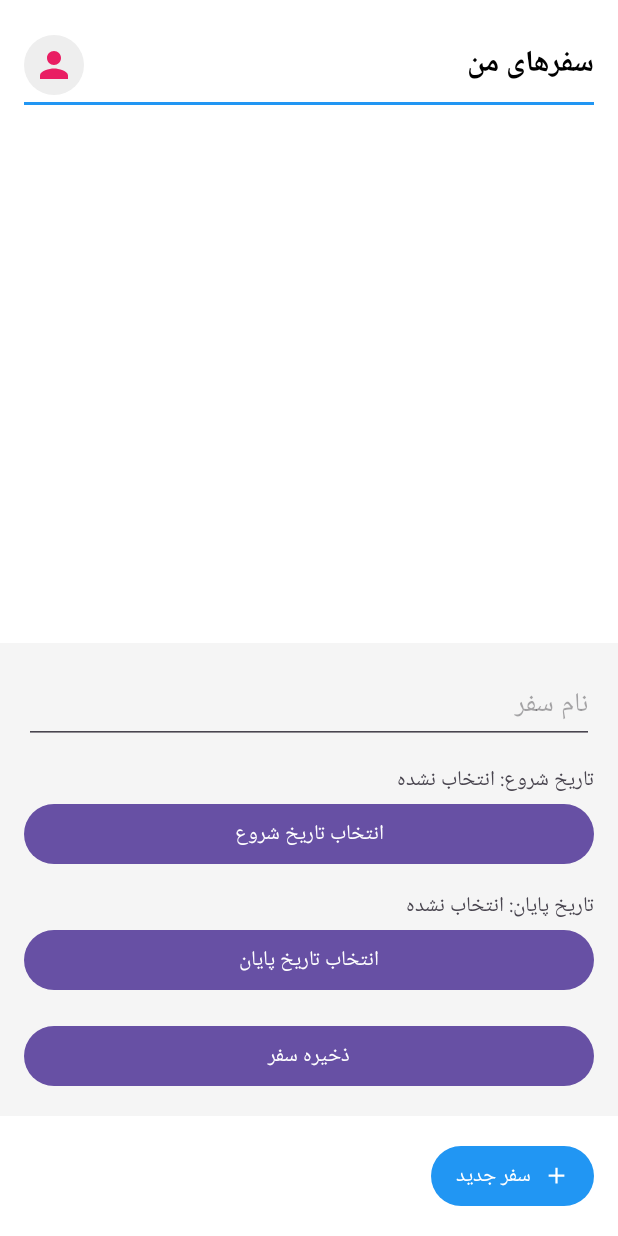
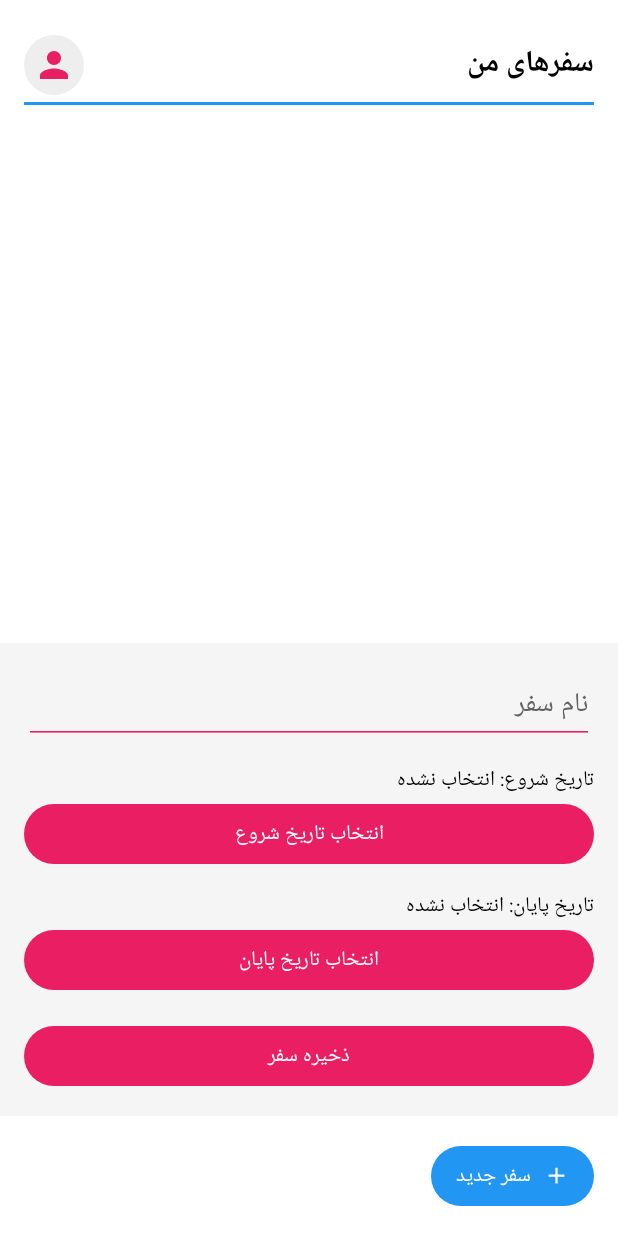
Before and after one commit to MaralFarahmandfar/Trip, an Android app: the HomeActivity screen opened directly, with no data from a screen before it, after a tap on "سفر جدید", on a phone screen of 412 x 824 dp. Run offline under Robolectric (Android 15) with nearby library versions, the phone set to English and light mode, and no system bars; our stand-ins replace Firebase (no records; nobody signed in at launch, a user with empty details on screens opened directly).

Commit message:
change some colors

```diff
--- a/app/src/main/java/ir/shariaty/trip/HomeActivity.java
+++ b/app/src/main/java/ir/shariaty/trip/HomeActivity.java
@@ -80,11 +80,6 @@ public class HomeActivity extends AppCompatActivity {
 
         recyclerView.setLayoutManager(new LinearLayoutManager(this));
         recyclerView.setAdapter(adapter);
-
-
-
-
-
 
         // کلیک روی پروفایل برای نمایش منوی پاپ‌آپ
         profileImageView.setOnClickListener(v -> showProfilePopup(v));
--- a/app/src/main/res/layout/activity_home.xml
+++ b/app/src/main/res/layout/activity_home.xml
@@ -101,40 +101,48 @@
             android:id="@+id/editTextTripName"
             android:layout_width="match_parent"
             android:layout_height="wrap_content"
-            android:hint="نام سفر" />
+            android:hint="نام سفر"
+            android:textColor="@color/black"
+            android:textColorHint="@color/hintColor"
+            android:backgroundTint="@color/colorAccent"/>
 
         <TextView
             android:id="@+id/textStartDate"
             android:layout_width="match_parent"
             android:layout_height="wrap_content"
             android:text="تاریخ شروع: انتخاب نشده"
+            android:textColor="@color/black"
             android:paddingTop="12dp" />
 
         <Button
             android:id="@+id/buttonPickStartDate"
             android:layout_width="match_parent"
             android:layout_height="wrap_content"
-            android:text="انتخاب تاریخ شروع" />
+            android:text="انتخاب تاریخ شروع"
+            app:backgroundTint="@color/colorAccent"/>
 
         <TextView
             android:id="@+id/textEndDate"
             android:layout_width="match_parent"
             android:layout_height="wrap_content"
             android:text="تاریخ پایان: انتخاب نشده"
+            android:textColor="@color/black"
             android:paddingTop="12dp" />
 
         <Button
             android:id="@+id/buttonPickEndDate"
             android:layout_width="match_parent"
             android:layout_height="wrap_content"
-            android:text="انتخاب تاریخ پایان" />
+            android:text="انتخاب تاریخ پایان"
+            app:backgroundTint="@color/colorAccent"/>
 
         <Button
             android:id="@+id/buttonSaveTrip"
             android:layout_width="match_parent"
             android:layout_height="wrap_content"
             android:text="ذخیره سفر"
-            android:layout_marginTop="16dp" />
+            android:layout_marginTop="16dp"
+            app:backgroundTint="@color/colorAccent"/>
     </LinearLayout>
 
 </RelativeLayout>
--- a/app/src/main/res/layout/activity_login.xml
+++ b/app/src/main/res/layout/activity_login.xml
@@ -23,6 +23,7 @@
         android:layout_width="match_parent"
         android:layout_height="wrap_content"
         android:hint="ایمیل"
+        android:textColorHint="@color/hintColor"
         android:inputType="textEmailAddress"
         android:gravity="right|center_vertical"
         android:textDirection="rtl"
@@ -34,6 +35,7 @@
         android:layout_width="match_parent"
         android:layout_height="wrap_content"
         android:hint="رمز عبور"
+        android:textColorHint="@color/hintColor"
         android:inputType="textPassword"
         android:layout_marginTop="16dp"
         android:gravity="right|center_vertical"
--- a/app/src/main/res/layout/activity_sign_up.xml
+++ b/app/src/main/res/layout/activity_sign_up.xml
@@ -24,6 +24,7 @@
         android:layout_width="match_parent"
         android:layout_height="wrap_content"
         android:hint="نام و نام خانوادگی"
+        android:textColorHint="@color/hintColor"
         android:inputType="textPersonName"
         android:gravity="right|center_vertical"
         android:textDirection="rtl"
@@ -36,6 +37,7 @@
         android:layout_width="match_parent"
         android:layout_height="wrap_content"
         android:hint="ایمیل"
+        android:textColorHint="@color/hintColor"
         android:inputType="textEmailAddress"
         android:gravity="right|center_vertical"
         android:textDirection="rtl"
@@ -47,6 +49,7 @@
         android:layout_width="match_parent"
         android:layout_height="wrap_content"
         android:hint="رمز عبور"
+        android:textColorHint="@color/hintColor"
         android:inputType="textPassword"
         android:layout_marginTop="16dp"
         android:gravity="right|center_vertical"
@@ -59,6 +62,7 @@
         android:layout_width="match_parent"
         android:layout_height="wrap_content"
         android:hint="تکرار رمز عبور"
+        android:textColorHint="@color/hintColor"
         android:inputType="textPassword"
         android:layout_marginTop="16dp"
         android:gravity="right|center_vertical"
--- a/app/src/main/res/layout/activity_trip_detail.xml
+++ b/app/src/main/res/layout/activity_trip_detail.xml
@@ -111,6 +111,8 @@
             android:layout_height="wrap_content"
             android:layout_weight="1"
             android:hint="نام جاذبه"
+            android:textColorHint="@color/hintColor"
+            android:textColor="@color/black"
             android:padding="8dp"
             android:background="@drawable/rounded_input_bg"/>
 
--- a/app/src/main/res/values/colors.xml
+++ b/app/src/main/res/values/colors.xml
@@ -5,4 +5,5 @@
     <color name="colorPrimary">#2196F3</color>
     <color name="colorAccent">#E91E63</color>
     <color name="backgroundColor">#FFFFFFFF</color>
+    <color name="hintColor">#626262</color>
 </resources>
```
Also changed, not shown: app/src/main/res/layout/activity_add_alarm.xml (+7 -3 lines).
